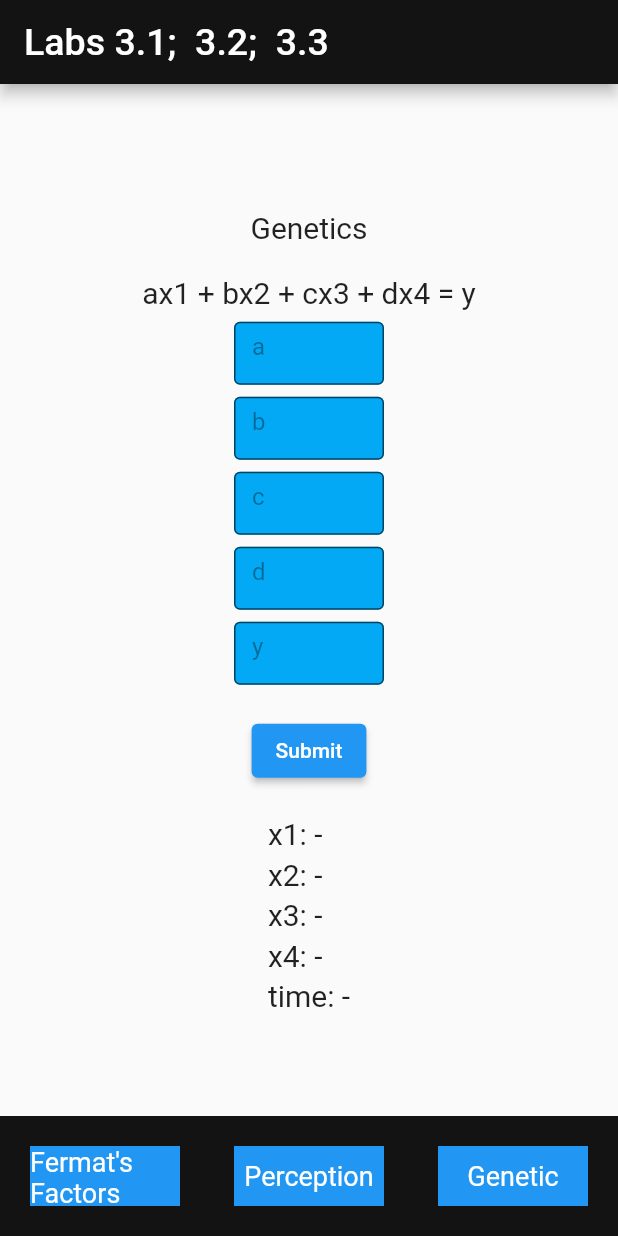
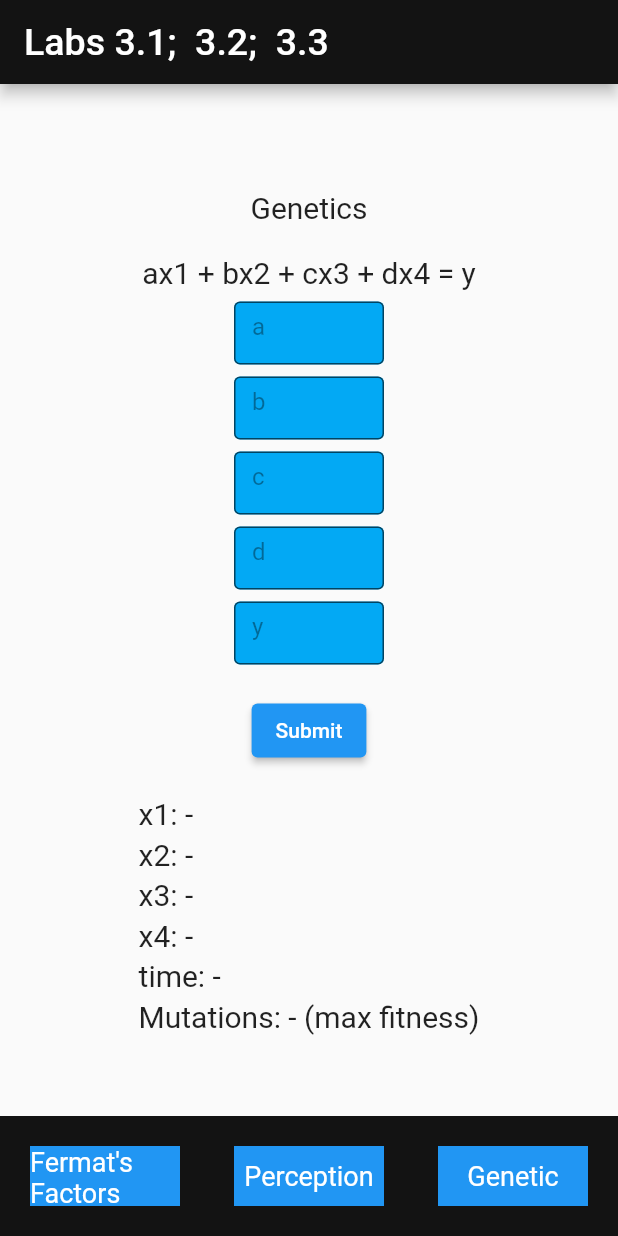
Before and after one commit to kedsup/rts_lab3, a Flutter app: the screen it shows after launch, item 3 of the bottom bar chosen, after a tap on "Submit", on a phone screen of 412 x 824 dp. Run offline on Flutter 3.47's test engine with Material 2 defaults, Android fonts, the light colour scheme and no system bars.

Commit message:
feat: 3.3 additional task/ max fitnes

```diff
--- a/code/lib/pages/genetic_page.dart
+++ b/code/lib/pages/genetic_page.dart
@@ -16,6 +16,7 @@ class __GeneticPageState extends State<GeneticPage> {
   double x3;
   double x4;
   int time;
+  int mutations;
 
   final aController = TextEditingController();
   final bController = TextEditingController();
@@ -138,7 +139,8 @@ class __GeneticPageState extends State<GeneticPage> {
               var y = int.parse(yController.text);
 
               var startDate = DateTime.now().microsecondsSinceEpoch;
-              var result = new Genetics().diophantineEquation(
+              var gen = new Genetics();
+              var result = gen.diophantineEquation(
                   equation: [a, b, c, d, y], populationSize: 10);
               print(result.length);
               if (result.length == 4) {
@@ -148,6 +150,7 @@ class __GeneticPageState extends State<GeneticPage> {
                   x3 = result[2].toDouble();
                   x4 = result[3].toDouble();
                   time = DateTime.now().microsecondsSinceEpoch - startDate;
+                  mutations = gen.mutationCount;
                 });
               }
             },
@@ -182,6 +185,11 @@ class __GeneticPageState extends State<GeneticPage> {
               child: Text('time: ${this.time ?? '-'}',
                   style: TextStyle(fontSize: 20)),
             ),
+            Padding(
+              padding: const EdgeInsets.only(top: 4.0),
+              child: Text('Mutations: ${this.mutations ?? '-'} (max fitness)',
+                  style: TextStyle(fontSize: 20)),
+            ),
           ],
         ),
       ]),
--- a/code/lib/services/genetics.dart
+++ b/code/lib/services/genetics.dart
@@ -1,6 +1,8 @@
 import 'dart:math';
 
 class Genetics {
+  int mutationCount = 0;
+
   getRandomInt(int max) {
     Random random = new Random();
     return random.nextInt(max);
@@ -105,6 +107,7 @@ class Genetics {
         var mutatedGenes = mixedGenes.map(
             (gene) => this.mutation(gene, this.getRandomInt(maxGene), 0.1));
         population..addAll(mutatedGenes);
+        this.mutationCount++;
       }
     }
     return population;
```
Also changed, not shown: examples/3.3/max_fitness.png (added).
